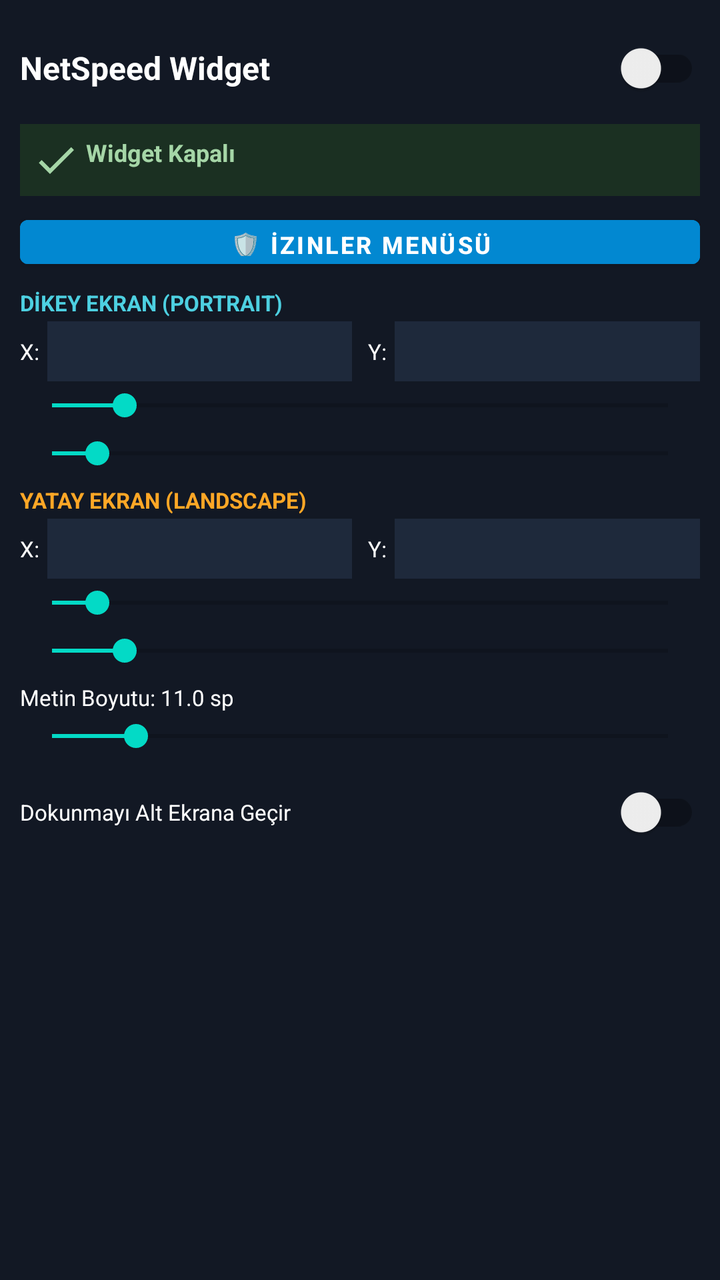
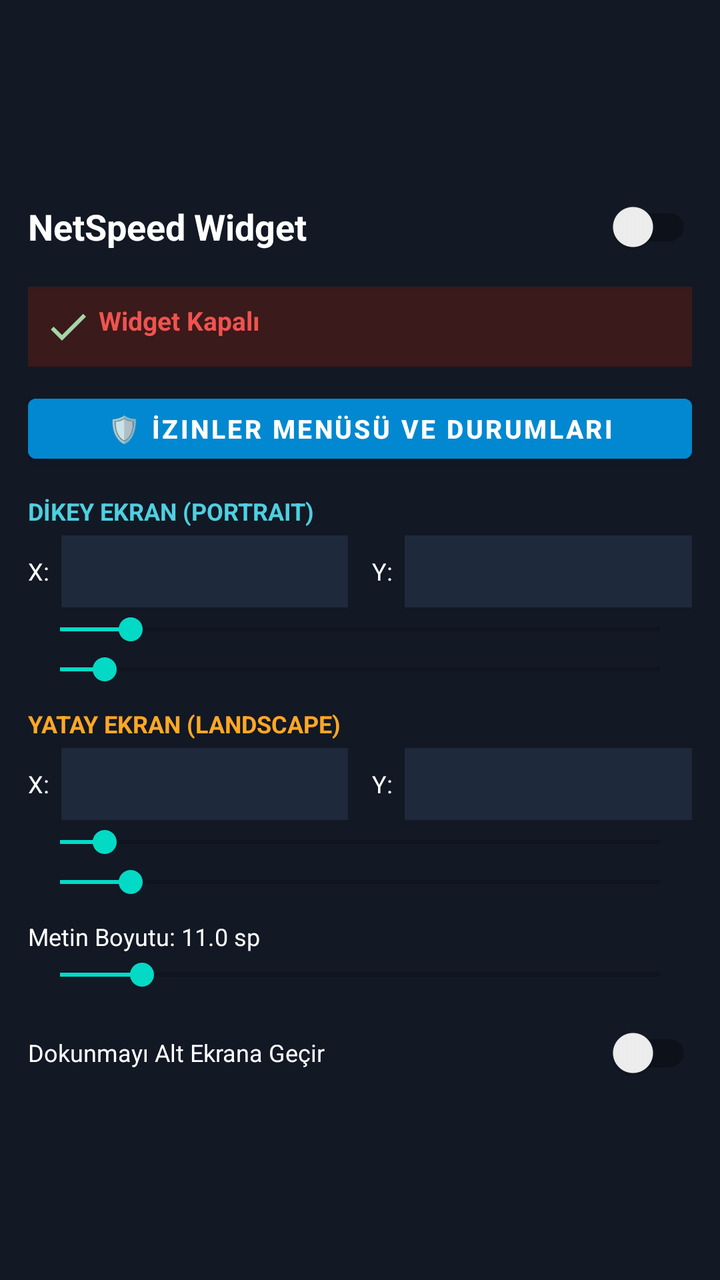

Screens rendered from an Android XML layout before and after an edit, with the pre-edit source and the edit as a unified diff.
<!-- AndroidManifest.xml: application theme Theme.Netspeed -->
<!-- res/layout/activity_main.xml -->
<?xml version="1.0" encoding="utf-8"?>
<LinearLayout xmlns:android="http://schemas.android.com/apk/res/android"
    android:layout_width="match_parent" android:layout_height="match_parent"
    android:background="#121824" android:orientation="vertical" android:padding="10dp">
    
    
    <LinearLayout android:layout_width="match_parent" android:layout_height="wrap_content" android:gravity="center_vertical" android:orientation="horizontal" android:paddingBottom="4dp">
        <TextView android:layout_width="0dp" android:layout_height="wrap_content" android:layout_weight="1" android:text="NetSpeed Widget" android:textColor="#FFFFFF" android:textSize="16sp" android:textStyle="bold" />
        <androidx.appcompat.widget.SwitchCompat android:id="@+id/switchWidgetToggle" android:layout_width="wrap_content" android:layout_height="wrap_content" />
    </LinearLayout>
    
    
    <TextView android:id="@+id/txtStatus" android:layout_width="match_parent" android:layout_height="wrap_content" android:background="#1B3022" android:drawableStart="@drawable/ic_check" android:padding="6dp" android:text=" Widget Kapalı" android:textColor="#A5D6A7" android:textSize="12sp" android:textStyle="bold" />
    
    
    <Button android:id="@+id/btnOpenPermissions" android:layout_width="match_parent" android:layout_height="34dp" android:layout_marginTop="6dp" android:text="🛡️ İzinler Menüsü" android:backgroundTint="#0288D1" android:textColor="#FFFFFF" android:textSize="12sp" android:textStyle="bold" />

    
    <TextView android:layout_width="wrap_content" android:layout_height="wrap_content" android:layout_marginTop="6dp" android:text="DİKEY EKRAN (PORTRAIT)" android:textColor="#4DD0E1" android:textSize="11sp" android:textStyle="bold" />
    
    <LinearLayout android:layout_width="match_parent" android:layout_height="wrap_content" android:orientation="horizontal" android:layout_marginTop="2dp" android:gravity="center_vertical">
        <TextView android:layout_width="wrap_content" android:layout_height="wrap_content" android:text="X:" android:textColor="#FFFFFF" android:textSize="11sp"/>
        <EditText android:id="@+id/etPortX" android:layout_width="0dp" android:layout_height="30dp" android:layout_weight="1" android:inputType="numberSigned" android:textColor="#FFFFFF" android:background="#1E293B" android:padding="2dp" android:layout_marginStart="4dp" android:textSize="11sp" android:textAlignment="center"/>
        <TextView android:layout_width="wrap_content" android:layout_height="wrap_content" android:text="Y:" android:textColor="#FFFFFF" android:textSize="11sp" android:layout_marginStart="8dp"/>
        <EditText android:id="@+id/etPortY" android:layout_width="0dp" android:layout_height="30dp" android:layout_weight="1" android:inputType="numberSigned" android:textColor="#FFFFFF" android:background="#1E293B" android:padding="2dp" android:layout_marginStart="4dp" android:textSize="11sp" android:textAlignment="center"/>
    </LinearLayout>
    
    <SeekBar android:id="@+id/seekBarPortX" android:layout_width="match_parent" android:layout_height="24dp" android:min="-200" android:max="1500" />
    <SeekBar android:id="@+id/seekBarPortY" android:layout_width="match_parent" android:layout_height="24dp" android:min="-200" android:max="2500" />

    
    <TextView android:layout_width="wrap_content" android:layout_height="wrap_content" android:layout_marginTop="4dp" android:text="YATAY EKRAN (LANDSCAPE)" android:textColor="#FFA726" android:textSize="11sp" android:textStyle="bold" />
    
    <LinearLayout android:layout_width="match_parent" android:layout_height="wrap_content" android:orientation="horizontal" android:layout_marginTop="2dp" android:gravity="center_vertical">
        <TextView android:layout_width="wrap_content" android:layout_height="wrap_content" android:text="X:" android:textColor="#FFFFFF" android:textSize="11sp"/>
        <EditText android:id="@+id/etLandX" android:layout_width="0dp" android:layout_height="30dp" android:layout_weight="1" android:inputType="numberSigned" android:textColor="#FFFFFF" android:background="#1E293B" android:padding="2dp" android:layout_marginStart="4dp" android:textSize="11sp" android:textAlignment="center"/>
        <TextView android:layout_width="wrap_content" android:layout_height="wrap_content" android:text="Y:" android:textColor="#FFFFFF" android:textSize="11sp" android:layout_marginStart="8dp"/>
        <EditText android:id="@+id/etLandY" android:layout_width="0dp" android:layout_height="30dp" android:layout_weight="1" android:inputType="numberSigned" android:textColor="#FFFFFF" android:background="#1E293B" android:padding="2dp" android:layout_marginStart="4dp" android:textSize="11sp" android:textAlignment="center"/>
    </LinearLayout>

    <SeekBar android:id="@+id/seekBarLandX" android:layout_width="match_parent" android:layout_height="24dp" android:min="-200" android:max="2500" />
    <SeekBar android:id="@+id/seekBarLandY" android:layout_width="match_parent" android:layout_height="24dp" android:min="-200" android:max="1500" />
    
    
    <TextView android:id="@+id/lblTextSize" android:layout_width="wrap_content" android:layout_height="wrap_content" android:layout_marginTop="4dp" android:text="Metin Boyutu: 11.0 sp" android:textColor="#FFFFFF" android:textSize="11sp"/>
    <SeekBar android:id="@+id/seekBarTextSize" android:layout_width="match_parent" android:layout_height="24dp" android:max="30" android:min="8" android:progress="11" />
    
    <LinearLayout android:layout_width="match_parent" android:layout_height="wrap_content" android:layout_marginTop="2dp" android:gravity="center_vertical" android:orientation="horizontal">
        <TextView android:layout_width="0dp" android:layout_height="wrap_content" android:layout_weight="1" android:text="Dokunmayı Alt Ekrana Geçir" android:textColor="#FFFFFF" android:textSize="11sp"/>
        <androidx.appcompat.widget.SwitchCompat android:id="@+id/switchTouchThrough" android:layout_width="wrap_content" android:layout_height="wrap_content" />
    </LinearLayout>
</LinearLayout>
<!-- resources referenced by this layout -->
<resources>
  <!-- drawable ic_check (drawable) -->
  <vector xmlns:android="http://schemas.android.com/apk/res/android"
      android:width="24dp" android:height="24dp"
      android:viewportWidth="24" android:viewportHeight="24">
      <path android:fillColor="#A5D6A7" android:pathData="M9,16.17 L4.83,12 l-1.42,1.41 L9,19 21,7 l-1.41,-1.41 z"/>
  </vector>
  <style name="Theme.Netspeed" parent="Theme.MaterialComponents.DayNight.NoActionBar">
          <item name="android:statusBarColor">#121824</item>
      </style>
</resources>

<!-- the commit's change to res/layout/activity_main.xml (unified diff, before → after) -->
@@ -1,52 +1,52 @@
 <?xml version="1.0" encoding="utf-8"?>
 <LinearLayout xmlns:android="http://schemas.android.com/apk/res/android"
     android:layout_width="match_parent" android:layout_height="match_parent"
-    android:background="#121824" android:orientation="vertical" android:padding="10dp">
+    android:background="#121824" android:orientation="vertical" android:padding="14dp" android:gravity="center_vertical">
     
     
-    <LinearLayout android:layout_width="match_parent" android:layout_height="wrap_content" android:gravity="center_vertical" android:orientation="horizontal" android:paddingBottom="4dp">
-        <TextView android:layout_width="0dp" android:layout_height="wrap_content" android:layout_weight="1" android:text="NetSpeed Widget" android:textColor="#FFFFFF" android:textSize="16sp" android:textStyle="bold" />
+    <LinearLayout android:layout_width="match_parent" android:layout_height="wrap_content" android:gravity="center_vertical" android:orientation="horizontal" android:paddingBottom="6dp">
+        <TextView android:layout_width="0dp" android:layout_height="wrap_content" android:layout_weight="1" android:text="NetSpeed Widget" android:textColor="#FFFFFF" android:textSize="18sp" android:textStyle="bold" />
         <androidx.appcompat.widget.SwitchCompat android:id="@+id/switchWidgetToggle" android:layout_width="wrap_content" android:layout_height="wrap_content" />
     </LinearLayout>
     
     
-    <TextView android:id="@+id/txtStatus" android:layout_width="match_parent" android:layout_height="wrap_content" android:background="#1B3022" android:drawableStart="@drawable/ic_check" android:padding="6dp" android:text=" Widget Kapalı" android:textColor="#A5D6A7" android:textSize="12sp" android:textStyle="bold" />
+    <TextView android:id="@+id/txtStatus" android:layout_width="match_parent" android:layout_height="wrap_content" android:background="#3A1A1A" android:drawableStart="@drawable/ic_check" android:padding="8dp" android:text=" Widget Kapalı" android:textColor="#EF5350" android:textSize="13sp" android:textStyle="bold" />
     
     
-    <Button android:id="@+id/btnOpenPermissions" android:layout_width="match_parent" android:layout_height="34dp" android:layout_marginTop="6dp" android:text="🛡️ İzinler Menüsü" android:backgroundTint="#0288D1" android:textColor="#FFFFFF" android:textSize="12sp" android:textStyle="bold" />
+    <Button android:id="@+id/btnOpenPermissions" android:layout_width="match_parent" android:layout_height="42dp" android:layout_marginTop="10dp" android:text="🛡️ İzinler Menüsü ve Durumları" android:backgroundTint="#0288D1" android:textColor="#FFFFFF" android:textSize="13sp" android:textStyle="bold" />
 
     
-    <TextView android:layout_width="wrap_content" android:layout_height="wrap_content" android:layout_marginTop="6dp" android:text="DİKEY EKRAN (PORTRAIT)" android:textColor="#4DD0E1" android:textSize="11sp" android:textStyle="bold" />
+    <TextView android:layout_width="wrap_content" android:layout_height="wrap_content" android:layout_marginTop="12dp" android:text="DİKEY EKRAN (PORTRAIT)" android:textColor="#4DD0E1" android:textSize="12sp" android:textStyle="bold" />
     
-    <LinearLayout android:layout_width="match_parent" android:layout_height="wrap_content" android:orientation="horizontal" android:layout_marginTop="2dp" android:gravity="center_vertical">
-        <TextView android:layout_width="wrap_content" android:layout_height="wrap_content" android:text="X:" android:textColor="#FFFFFF" android:textSize="11sp"/>
-        <EditText android:id="@+id/etPortX" android:layout_width="0dp" android:layout_height="30dp" android:layout_weight="1" android:inputType="numberSigned" android:textColor="#FFFFFF" android:background="#1E293B" android:padding="2dp" android:layout_marginStart="4dp" android:textSize="11sp" android:textAlignment="center"/>
-        <TextView android:layout_width="wrap_content" android:layout_height="wrap_content" android:text="Y:" android:textColor="#FFFFFF" android:textSize="11sp" android:layout_marginStart="8dp"/>
-        <EditText android:id="@+id/etPortY" android:layout_width="0dp" android:layout_height="30dp" android:layout_weight="1" android:inputType="numberSigned" android:textColor="#FFFFFF" android:background="#1E293B" android:padding="2dp" android:layout_marginStart="4dp" android:textSize="11sp" android:textAlignment="center"/>
+    <LinearLayout android:layout_width="match_parent" android:layout_height="wrap_content" android:orientation="horizontal" android:layout_marginTop="4dp" android:gravity="center_vertical">
+        <TextView android:layout_width="wrap_content" android:layout_height="wrap_content" android:text="X:" android:textColor="#FFFFFF" android:textSize="12sp"/>
+        <EditText android:id="@+id/etPortX" android:layout_width="0dp" android:layout_height="36dp" android:layout_weight="1" android:inputType="numberSigned" android:textColor="#FFFFFF" android:background="#1E293B" android:padding="4dp" android:layout_marginStart="6dp" android:textSize="12sp" android:textAlignment="center"/>
+        <TextView android:layout_width="wrap_content" android:layout_height="wrap_content" android:text="Y:" android:textColor="#FFFFFF" android:textSize="12sp" android:layout_marginStart="12dp"/>
+        <EditText android:id="@+id/etPortY" android:layout_width="0dp" android:layout_height="36dp" android:layout_weight="1" android:inputType="numberSigned" android:textColor="#FFFFFF" android:background="#1E293B" android:padding="4dp" android:layout_marginStart="6dp" android:textSize="12sp" android:textAlignment="center"/>
     </LinearLayout>
     
-    <SeekBar android:id="@+id/seekBarPortX" android:layout_width="match_parent" android:layout_height="24dp" android:min="-200" android:max="1500" />
-    <SeekBar android:id="@+id/seekBarPortY" android:layout_width="match_parent" android:layout_height="24dp" android:min="-200" android:max="2500" />
+    <SeekBar android:id="@+id/seekBarPortX" android:layout_width="match_parent" android:layout_height="wrap_content" android:layout_marginTop="2dp" android:min="-200" android:max="1500" />
+    <SeekBar android:id="@+id/seekBarPortY" android:layout_width="match_parent" android:layout_height="wrap_content" android:layout_marginTop="2dp" android:min="-200" android:max="2500" />
 
     
-    <TextView android:layout_width="wrap_content" android:layout_height="wrap_content" android:layout_marginTop="4dp" android:text="YATAY EKRAN (LANDSCAPE)" android:textColor="#FFA726" android:textSize="11sp" android:textStyle="bold" />
+    <TextView android:layout_width="wrap_content" android:layout_height="wrap_content" android:layout_marginTop="10dp" android:text="YATAY EKRAN (LANDSCAPE)" android:textColor="#FFA726" android:textSize="12sp" android:textStyle="bold" />
     
-    <LinearLayout android:layout_width="match_parent" android:layout_height="wrap_content" android:orientation="horizontal" android:layout_marginTop="2dp" android:gravity="center_vertical">
-        <TextView android:layout_width="wrap_content" android:layout_height="wrap_content" android:text="X:" android:textColor="#FFFFFF" android:textSize="11sp"/>
-        <EditText android:id="@+id/etLandX" android:layout_width="0dp" android:layout_height="30dp" android:layout_weight="1" android:inputType="numberSigned" android:textColor="#FFFFFF" android:background="#1E293B" android:padding="2dp" android:layout_marginStart="4dp" android:textSize="11sp" android:textAlignment="center"/>
-        <TextView android:layout_width="wrap_content" android:layout_height="wrap_content" android:text="Y:" android:textColor="#FFFFFF" android:textSize="11sp" android:layout_marginStart="8dp"/>
-        <EditText android:id="@+id/etLandY" android:layout_width="0dp" android:layout_height="30dp" android:layout_weight="1" android:inputType="numberSigned" android:textColor="#FFFFFF" android:background="#1E293B" android:padding="2dp" android:layout_marginStart="4dp" android:textSize="11sp" android:textAlignment="center"/>
+    <LinearLayout android:layout_width="match_parent" android:layout_height="wrap_content" android:orientation="horizontal" android:layout_marginTop="4dp" android:gravity="center_vertical">
+        <TextView android:layout_width="wrap_content" android:layout_height="wrap_content" android:text="X:" android:textColor="#FFFFFF" android:textSize="12sp"/>
+        <EditText android:id="@+id/etLandX" android:layout_width="0dp" android:layout_height="36dp" android:layout_weight="1" android:inputType="numberSigned" android:textColor="#FFFFFF" android:background="#1E293B" android:padding="4dp" android:layout_marginStart="6dp" android:textSize="12sp" android:textAlignment="center"/>
+        <TextView android:layout_width="wrap_content" android:layout_height="wrap_content" android:text="Y:" android:textColor="#FFFFFF" android:textSize="12sp" android:layout_marginStart="12dp"/>
+        <EditText android:id="@+id/etLandY" android:layout_width="0dp" android:layout_height="36dp" android:layout_weight="1" android:inputType="numberSigned" android:textColor="#FFFFFF" android:background="#1E293B" android:padding="4dp" android:layout_marginStart="6dp" android:textSize="12sp" android:textAlignment="center"/>
     </LinearLayout>
 
-    <SeekBar android:id="@+id/seekBarLandX" android:layout_width="match_parent" android:layout_height="24dp" android:min="-200" android:max="2500" />
-    <SeekBar android:id="@+id/seekBarLandY" android:layout_width="match_parent" android:layout_height="24dp" android:min="-200" android:max="1500" />
+    <SeekBar android:id="@+id/seekBarLandX" android:layout_width="match_parent" android:layout_height="wrap_content" android:layout_marginTop="2dp" android:min="-200" android:max="2500" />
+    <SeekBar android:id="@+id/seekBarLandY" android:layout_width="match_parent" android:layout_height="wrap_content" android:layout_marginTop="2dp" android:min="-200" android:max="1500" />
     
     
-    <TextView android:id="@+id/lblTextSize" android:layout_width="wrap_content" android:layout_height="wrap_content" android:layout_marginTop="4dp" android:text="Metin Boyutu: 11.0 sp" android:textColor="#FFFFFF" android:textSize="11sp"/>
-    <SeekBar android:id="@+id/seekBarTextSize" android:layout_width="match_parent" android:layout_height="24dp" android:max="30" android:min="8" android:progress="11" />
+    <TextView android:id="@+id/lblTextSize" android:layout_width="wrap_content" android:layout_height="wrap_content" android:layout_marginTop="10dp" android:text="Metin Boyutu: 11.0 sp" android:textColor="#FFFFFF" android:textSize="12sp"/>
+    <SeekBar android:id="@+id/seekBarTextSize" android:layout_width="match_parent" android:layout_height="wrap_content" android:layout_marginTop="2dp" android:max="30" android:min="8" android:progress="11" />
     
-    <LinearLayout android:layout_width="match_parent" android:layout_height="wrap_content" android:layout_marginTop="2dp" android:gravity="center_vertical" android:orientation="horizontal">
-        <TextView android:layout_width="0dp" android:layout_height="wrap_content" android:layout_weight="1" android:text="Dokunmayı Alt Ekrana Geçir" android:textColor="#FFFFFF" android:textSize="11sp"/>
+    <LinearLayout android:layout_width="match_parent" android:layout_height="wrap_content" android:layout_marginTop="6dp" android:gravity="center_vertical" android:orientation="horizontal">
+        <TextView android:layout_width="0dp" android:layout_height="wrap_content" android:layout_weight="1" android:text="Dokunmayı Alt Ekrana Geçir" android:textColor="#FFFFFF" android:textSize="12sp"/>
         <androidx.appcompat.widget.SwitchCompat android:id="@+id/switchTouchThrough" android:layout_width="wrap_content" android:layout_height="wrap_content" />
     </LinearLayout>
 </LinearLayout>
